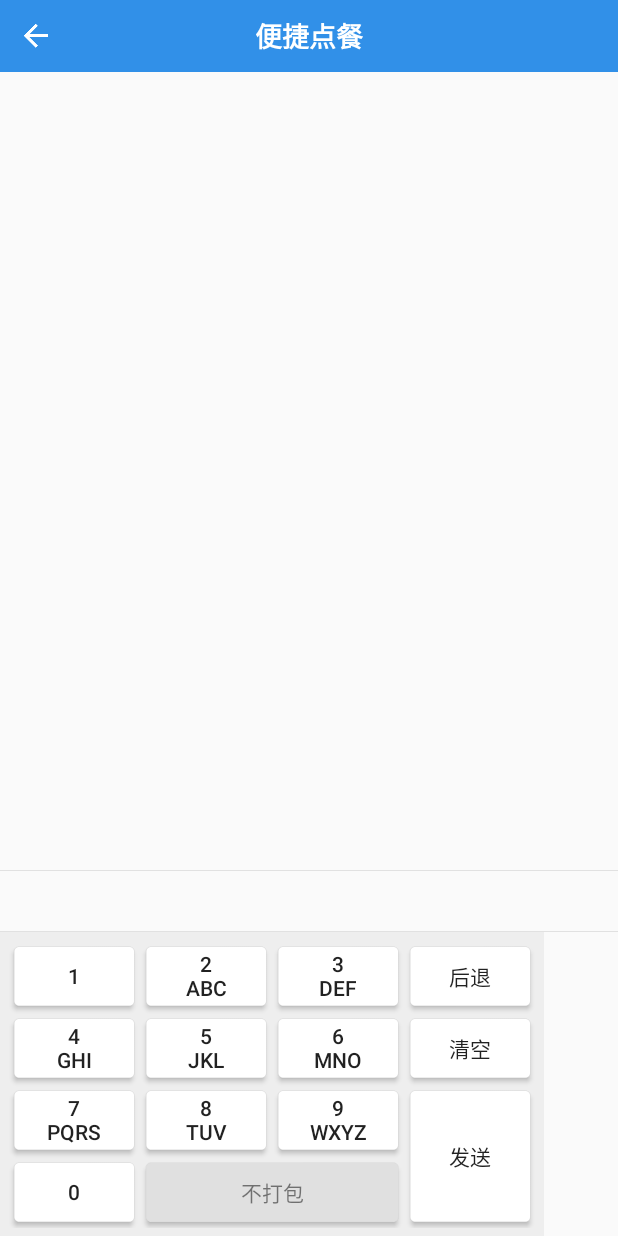
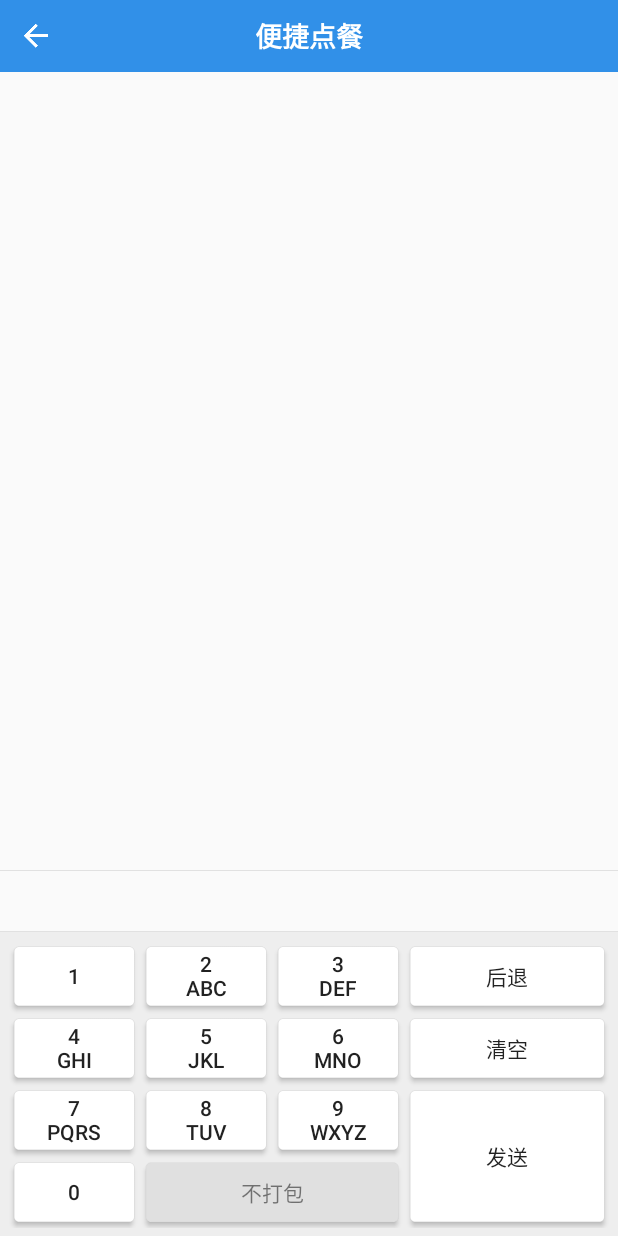
Before and after one commit to guodong89758/FoodOrder, an Android app: the GoodSearchActivity screen opened directly, with no data from a screen before it, on a phone screen of 412 x 824 dp. Run offline under Robolectric (Android 15) with nearby library versions, the phone set to English and light mode, and no system bars; libraries missing offline, so code that uses them is left out: com.lzy.okhttputils, com.nostra13.universalimageloader, org.greenrobot.greendao, rx.android.schedulers, rx.schedulers.

Commit message:
添加购物车修改

```diff
--- a/app/src/main/java/com/foodorder/activity/GoodSearchActivity.java
+++ b/app/src/main/java/com/foodorder/activity/GoodSearchActivity.java
@@ -7,6 +7,8 @@ import android.support.v7.widget.RecyclerView;
 import android.text.TextUtils;
 import android.view.View;
 import android.widget.Button;
+import android.widget.RelativeLayout;
+import android.widget.TextView;
 
 import com.foodorder.R;
 import com.foodorder.adapter.GoodSearchAdapter;
@@ -49,6 +51,7 @@ public class GoodSearchActivity extends BaseActivity implements BaseRecyclerAdap
     private GridLayout gl_keybord;
     private RecyclerView rv_good, rv_code;
     private Button btn_pack;
+    private TextView tv_empty;
     private KeycodeAdapter keycodeAdapter;
     private GoodSearchAdapter goodAdapter;
     private List<Good> codeData;
@@ -72,6 +75,7 @@ public class GoodSearchActivity extends BaseActivity implements BaseRecyclerAdap
         rv_good = (RecyclerView) findViewById(R.id.rv_good);
         rv_code = (RecyclerView) findViewById(R.id.rv_code);
         btn_pack = (Button) findViewById(R.id.btn_pack);
+        tv_empty = (TextView) findViewById(R.id.tv_empty);
         findViewById(R.id.btn_1).setOnClickListener(this);
         findViewById(R.id.btn_2).setOnClickListener(this);
         findViewById(R.id.btn_3).setOnClickListener(this);
@@ -86,6 +90,8 @@ public class GoodSearchActivity extends BaseActivity implements BaseRecyclerAdap
         findViewById(R.id.btn_send).setOnClickListener(this);
         findViewById(R.id.btn_0).setOnClickListener(this);
         btn_pack.setOnClickListener(this);
+        RelativeLayout.LayoutParams params = (RelativeLayout.LayoutParams) gl_keybord.getLayoutParams();
+        params.width = RT.getScreenWidth();
 
         EventManager.ins().registListener(EventTag.GOOD_SEARCH_LIST_REFRESH, eventListener);
         EventManager.ins().registListener(POPUP_FORMULA_SHOW, eventListener);
@@ -116,6 +122,18 @@ public class GoodSearchActivity extends BaseActivity implements BaseRecyclerAdap
             btn_pack.setTextColor(getResources().getColor(R.color.black_50));
             btn_pack.setText(getString(R.string.good_check_pack_false));
         }
+        goodAdapter.setOnItemClickListener(new GoodSearchAdapter.OnItemClickListener() {
+            @Override
+            public void onItemClick(int position, Good good) {
+                if (good.getFormulaList() != null && good.getFormulaList().size() > 0) {
+                    FormulaPop formulaPop = new FormulaPop(GoodSearchActivity.this, good, FormulaPop.TYPE_UPDATE);
+                    formulaPop.showPopup();
+                } else if (good.getAttributeList() != null && good.getAttributeList().size() > 0) {
+                    AttributePop attrPop = new AttributePop(GoodSearchActivity.this, good, AttributePop.TYPE_UPDATE);
+                    attrPop.showPopup();
+                }
+            }
+        });
     }
 
     @Override
@@ -226,7 +244,7 @@ public class GoodSearchActivity extends BaseActivity implements BaseRecyclerAdap
                     formulaPop.showPopup();
                     break;
                 case EventTag.POPUP_ATTRIBUTE_SHOW:
-                    AttributePop attrPop = new AttributePop(GoodSearchActivity.this, (Good) dataobj);
+                    AttributePop attrPop = new AttributePop(GoodSearchActivity.this, (Good) dataobj, arg2);
                     attrPop.showPopup();
                     break;
             }
@@ -235,6 +253,7 @@ public class GoodSearchActivity extends BaseActivity implements BaseRecyclerAdap
 
     private void search() {
         if (TextUtils.isEmpty(search_content)) {
+            tv_empty.setText("");
             if (codeData != null && keycodeAdapter != null) {
                 codeData.clear();
                 keycodeAdapter.notifyDataSetChanged();
@@ -253,6 +272,7 @@ public class GoodSearchActivity extends BaseActivity implements BaseRecyclerAdap
             public void onCompleted() {
                 if (codeData != null && codeData.size() > 0) {
 //                    if (keycodeAdapter == null) {
+                    tv_empty.setVisibility(View.GONE);
                     keycodeAdapter = new KeycodeAdapter(GoodSearchActivity.this, codeData);
                     keycodeAdapter.setOnItemClickListener(GoodSearchActivity.this);
                     rv_code.setAdapter(keycodeAdapter);
@@ -260,6 +280,8 @@ public class GoodSearchActivity extends BaseActivity implements BaseRecyclerAdap
 //                        keycodeAdapter.notifyItemRangeChanged(0, codeData.size() - 1);
 //                    }
                 } else {
+                    tv_empty.setVisibility(View.VISIBLE);
+                    tv_empty.setText(search_content);
                     if (keycodeAdapter != null) {
                         keycodeAdapter.notifyDataSetChanged();
                     }
@@ -295,7 +317,7 @@ public class GoodSearchActivity extends BaseActivity implements BaseRecyclerAdap
                     EventManager.ins().sendEvent(EventTag.POPUP_FORMULA_SHOW, 0, 0, good);
                 } else {
                     if (good.getAttributeList() != null && good.getAttributeList().size() > 0) {
-                        EventManager.ins().sendEvent(EventTag.POPUP_ATTRIBUTE_SHOW, 0, 0, good);
+                        EventManager.ins().sendEvent(EventTag.POPUP_ATTRIBUTE_SHOW, 0, AttributePop.TYPE_MENU, good);
                     }
                 }
                 clearCode();
--- a/app/src/main/java/com/foodorder/adapter/AttributeAdapter.java
+++ b/app/src/main/java/com/foodorder/adapter/AttributeAdapter.java
@@ -15,6 +15,7 @@ import com.foodorder.db.bean.Good;
 public class AttributeAdapter extends FOAdapter {
 
     private Good good;
+    private int type;
 
     @Override
     public View getView(int position, View convertView, ViewGroup parent) {
@@ -23,6 +24,7 @@ public class AttributeAdapter extends FOAdapter {
         }
         if (convertView instanceof AttributeCell) {
             AttributeCell cell = (AttributeCell) convertView;
+            cell.setType(type);
             cell.setGood(good);
             cell.onGetData(getItem(position), position, this);
         }
@@ -32,4 +34,8 @@ public class AttributeAdapter extends FOAdapter {
     public void setGood(Good good) {
         this.good = good;
     }
+
+    public void setType(int type) {
+        this.type = type;
+    }
 }
--- a/app/src/main/java/com/foodorder/adapter/GoodSearchAdapter.java
+++ b/app/src/main/java/com/foodorder/adapter/GoodSearchAdapter.java
@@ -32,7 +32,7 @@ public class GoodSearchAdapter extends RecyclerView.Adapter<GoodSearchAdapter.Go
 
     private Context mContext;
     List<Good> mDataList;
-    private Good item;
+//    private Good item;
 
     public GoodSearchAdapter(Context mContext, List<Good> mDataList) {
         this.mContext = mContext;
@@ -53,22 +53,30 @@ public class GoodSearchAdapter extends RecyclerView.Adapter<GoodSearchAdapter.Go
     }
 
     @Override
-    public void onBindViewHolder(GoodViewHolder holder, int position) {
-        item = mDataList.get(position);
+    public void onBindViewHolder(GoodViewHolder holder, final int position) {
+        final Good item = mDataList.get(position);
         if (item == null) {
             return;
         }
         holder.bindData(item);
+        holder.itemView.setOnClickListener(new View.OnClickListener() {
+            @Override
+            public void onClick(View v) {
+                if (clickListener != null) {
+                    clickListener.onItemClick(position, item);
+                }
+            }
+        });
 
     }
 
     public static class GoodViewHolder extends RecyclerView.ViewHolder implements View.OnClickListener {
         public ImageView img;
         public TextView name, price, tv_code, tvAdd, tv_specification, tvMinus, tvCount;
-        private Good item;
         private boolean hasAttribute = false;
         private boolean hasFormula = false;
         private NumberFormat nf;
+        private Good item;
 
         public GoodViewHolder(View itemView) {
             super(itemView);
@@ -199,5 +207,14 @@ public class GoodSearchAdapter extends RecyclerView.Adapter<GoodSearchAdapter.Go
         }
     }
 
+    private OnItemClickListener clickListener;
+
+    public interface OnItemClickListener {
+        void onItemClick(int position, Good good);
+    }
+
+    public void setOnItemClickListener(OnItemClickListener listener) {
+        this.clickListener = listener;
+    }
 
 }
--- a/app/src/main/java/com/foodorder/adapter/GoodsAdapter.java
+++ b/app/src/main/java/com/foodorder/adapter/GoodsAdapter.java
@@ -17,6 +17,7 @@ import com.foodorder.activity.GoodListActivity;
 import com.foodorder.contant.EventTag;
 import com.foodorder.db.bean.Good;
 import com.foodorder.logic.CartManager;
+import com.foodorder.pop.AttributePop;
 import com.foodorder.runtime.RT;
 import com.foodorder.runtime.event.EventManager;
 import com.foodorder.util.BitmapLoader;
@@ -194,7 +195,7 @@ public class GoodsAdapter extends BaseAdapter implements StickyListHeadersAdapte
                     if (item.getFormulaList() != null && item.getFormulaList().size() > 0) {
                         EventManager.ins().sendEvent(EventTag.POPUP_FORMULA_SHOW, 0, 0, item);
                     } else if (item.getAttributeList() != null && item.getAttributeList().size() > 0) {
-                        EventManager.ins().sendEvent(EventTag.POPUP_ATTRIBUTE_SHOW, 0, 0, item);
+                        EventManager.ins().sendEvent(EventTag.POPUP_ATTRIBUTE_SHOW, 0, AttributePop.TYPE_MENU, item);
                     }
 
                     break;
--- a/app/src/main/java/com/foodorder/cell/AttributeCell.java
+++ b/app/src/main/java/com/foodorder/cell/AttributeCell.java
@@ -23,6 +23,7 @@ public class AttributeCell extends LinearLayout implements ListCell, View.OnClic
     private TextView tv_name, tv_add, tv_minus, tv_count;
     private Attribute attr;
     private Good good;
+    private int type;
 
     public AttributeCell(Context context, AttributeSet attrs) {
         super(context, attrs);
@@ -73,6 +74,10 @@ public class AttributeCell extends LinearLayout implements ListCell, View.OnClic
         this.good = good;
     }
 
+    public void setType(int type) {
+        this.type = type;
+    }
+
     private void add() {
         if (attr.getSel_count() >= attr.getMax_choose()) {
             ToastUtil.showToast(getContext().getResources().getString(R.string.formula_max_count_desc, good.getMax_attributes_choose()));
--- a/app/src/main/java/com/foodorder/cell/FormulaCell.java
+++ b/app/src/main/java/com/foodorder/cell/FormulaCell.java
@@ -74,7 +74,7 @@ public class FormulaCell extends LinearLayout implements ListCell, View.OnClickL
         }
         tv_name.setText(name);
         tv_count.setText(String.valueOf(formula.getCount()));
-        if (type == FormulaPop.TYPE_MENU) {
+        if (type == FormulaPop.TYPE_MENU || type == FormulaPop.TYPE_UPDATE) {
             tv_add.setVisibility(View.VISIBLE);
             tv_minus.setVisibility(View.VISIBLE);
         } else {
--- a/app/src/main/res/layout/activity_good_search.xml
+++ b/app/src/main/res/layout/activity_good_search.xml
@@ -27,7 +27,7 @@
 
     <android.support.v7.widget.GridLayout
         android:id="@+id/gl_keybord"
-        android:layout_width="wrap_content"
+        android:layout_width="match_parent"
         android:layout_height="wrap_content"
         android:layout_alignParentBottom="true"
         android:background="@color/good_type_list_bg_color"
@@ -137,10 +137,27 @@
             android:layout_height="1px"
             android:background="@color/black_10" />
 
-        <android.support.v7.widget.RecyclerView
-            android:id="@+id/rv_code"
+        <RelativeLayout
             android:layout_width="match_parent"
-            android:layout_height="40dp" />
+            android:layout_height="wrap_content">
+
+            <android.support.v7.widget.RecyclerView
+                android:id="@+id/rv_code"
+                android:layout_width="match_parent"
+                android:layout_height="40dp" />
+
+            <TextView
+                android:id="@+id/tv_empty"
+                android:layout_width="wrap_content"
+                android:layout_height="40dp"
+                android:background="@drawable/bg_keycode_selector"
+                android:gravity="center"
+                android:paddingLeft="10dp"
+                android:paddingRight="10dp"
+                android:textColor="@color/black_80"
+                android:textSize="16dp"
+                android:visibility="gone" />
+        </RelativeLayout>
 
         <View
             android:layout_width="match_parent"
--- a/app/src/main/res/layout/item_selected_goods.xml
+++ b/app/src/main/res/layout/item_selected_goods.xml
@@ -3,6 +3,7 @@
     android:layout_width="match_parent"
     android:layout_height="wrap_content"
     android:background="#fff"
+    android:descendantFocusability="blocksDescendants"
     android:padding="10dp">
 
     <LinearLayout
@@ -15,9 +16,9 @@
             android:id="@+id/tvName"
             android:layout_width="wrap_content"
             android:layout_height="wrap_content"
-            android:text="商品名"
             android:layout_marginRight="150dp"
             android:singleLine="true"
+            android:text="商品名"
             android:textColor="@color/black_80"
             android:textSize="15dp" />
 
--- a/app/src/main/res/layout/item_type.xml
+++ b/app/src/main/res/layout/item_type.xml
@@ -15,12 +15,13 @@
         android:layout_width="match_parent"
         android:layout_height="match_parent"
         android:layout_toRightOf="@+id/sign_view"
+        android:ellipsize="end"
         android:gravity="center"
+        android:maxLines="2"
         android:padding="5dp"
-        android:singleLine="true"
         android:text="种类1"
         android:textColor="@color/black_50"
-        android:textSize="14dp" />
+        android:textSize="12dp" />
 
     <TextView
         android:id="@+id/tvCount"
--- a/app/src/main/res/layout/layout_mian_shopping_cart.xml
+++ b/app/src/main/res/layout/layout_mian_shopping_cart.xml
@@ -11,7 +11,7 @@
 
         <android.support.v7.widget.RecyclerView
             android:id="@+id/typeRecyclerView"
-            android:layout_width="100dp"
+            android:layout_width="80dp"
             android:layout_height="match_parent" />
 
         <se.emilsjolander.stickylistheaders.StickyListHeadersListView
```
Also changed, not shown: app/src/main/java/com/foodorder/activity/GoodListActivity.java (+15 -2 lines), app/src/main/java/com/foodorder/activity/LoginActivity.java (+28 -2 lines), app/src/main/java/com/foodorder/adapter/SelectAdapter.java (+24 -2 lines), app/src/main/java/com/foodorder/pop/AttributePop.java (+8 -3 lines), app/src/main/java/com/foodorder/pop/FormulaPop.java (+6 -3 lines), app/src/main/java/com/foodorder/pop/OrderSetupPop.java (+11 -1 lines), app/src/main/res/layout/pop_setup_order.xml (+13 -7 lines), 1 other file.
